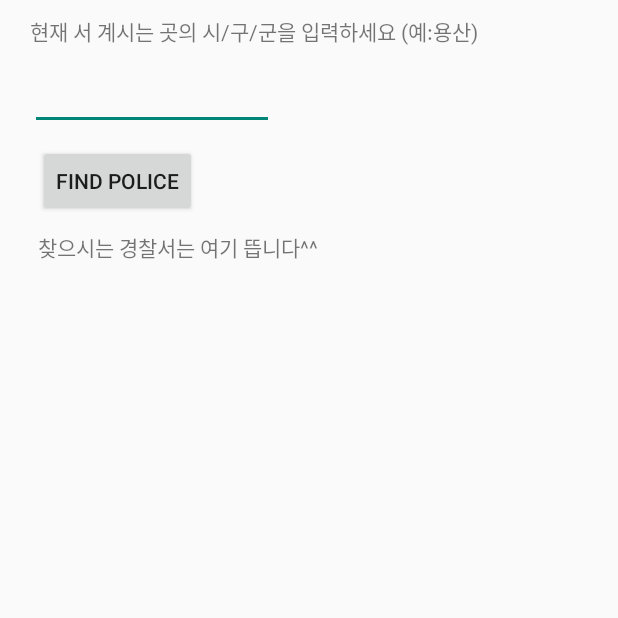
After one commit to sophia1023/SafeReturn, an Android app: the FindPolice screen opened directly, with no data from a screen before it, on a phone screen of 412 x 824 dp, the top half of it. The commit adds this screen. Run offline under Robolectric (Android 15) with nearby library versions, the phone set to English and light mode, and no system bars; 1 statement that could not run was skipped.

Commit message:
parse 이용한 경찰서 찾기 1차 올림

```diff
--- a/app/build.gradle
+++ b/app/build.gradle
@@ -20,6 +20,7 @@ android {
 }
 
 dependencies {
-    compile fileTree(dir: 'libs', include: ['*.jar'])
+    compile fileTree(include: ['*.jar'], dir: 'libs')
     compile 'com.android.support:appcompat-v7:22.1.0'
+    compile files('libs/bolts-tasks-1.3.0.jar')
 }
--- a/app/src/main/AndroidManifest.xml
+++ b/app/src/main/AndroidManifest.xml
@@ -1,6 +1,7 @@
 <?xml version="1.0" encoding="utf-8"?>
 <manifest xmlns:android="http://schemas.android.com/apk/res/android"
     package="com.jh.safereturn" >
+    <uses-permission android:name="android.permission.INTERNET" />
 
     <application
         android:allowBackup="true"
@@ -16,6 +17,10 @@
                 <category android:name="android.intent.category.LAUNCHER" />
             </intent-filter>
         </activity>
+        <activity
+            android:name=".FindPolice"
+            android:label="@string/app_name" >
+        </activity>
     </application>
 
 </manifest>
--- /dev/null
+++ b/app/src/main/java/com/jh/safereturn/FindPolice.java
@@ -0,0 +1,104 @@
+package com.jh.safereturn;
+
+import android.app.Activity;
+import android.os.Bundle;
+import android.view.View;
+import android.widget.Button;
+import android.widget.EditText;
+import android.widget.TextView;
+
+import com.parse.Parse;
+import com.parse.ParseException;
+import com.parse.ParseObject;
+import com.parse.ParseQuery;
+
+import java.util.ArrayList;
+
+/**
+ * Created by HUNNY on 2015-11-30.
+ */
+public class FindPolice extends Activity{
+    EditText EditText2;
+    Button findButton;
+    TextView TextView2;
+
+    @Override
+    protected void onCreate(Bundle savedInstanceState) {
+        super.onCreate(savedInstanceState);
+        setContentView(R.layout.activity_findpolice);
+        Parse.initialize(this, "GMPoXbwsPM7sNnBQYUUFYnkMkC4LiMxzOYaHcXgh", "1UfwfA5whNUf85Jwl1xbYgEjtRFCEixmKmjZOs44");
+        ParseObject testObject = new ParseObject("PoliceDB");
+
+        EditText2 = (EditText) findViewById(R.id.slocal);
+        findButton = (Button) findViewById(R.id.find);
+        TextView2 = (TextView) findViewById(R.id.mdata);
+
+        findButton.setOnClickListener(new View.OnClickListener() {
+
+            public String slocal;
+
+            @Override
+            public void onClick(View view) {
+
+                slocal = EditText2.getText().toString();
+
+                try {
+                    ArrayList<ParseObject> datas = new ArrayList<ParseObject>(); // parse.com에서 읽어온 object들을 저장할 List
+
+                    ParseQuery<ParseObject> query = ParseQuery.getQuery("PoliceDB"); // 서버에 mydatas class 데이터 요청
+
+                    query.whereEqualTo("slocal", slocal); // my_type이 1인 object만 읽어옴. 해당 함수 호출하지 않으면 class의 모든 데이터를 읽어옴.
+
+                    datas.addAll(query.find()); // 읽어온 데이터를 List에 저장
+
+                    // 읽어온 데이터를 화면에 보여주기 위한 처리
+
+                    StringBuffer str = new StringBuffer();
+
+                    for (ParseObject object : datas) {
+
+                        str.append(" ★ ");
+                        str.append("ObjectId: ");
+                        str.append(object.getObjectId());
+                        str.append(" => ");
+
+                        str.append("구분: ");
+                        str.append(object.get("type"));
+                        str.append(" // ");
+
+                        str.append("지역: ");
+                        str.append(object.get("local"));
+                        str.append(" // ");
+
+                        str.append("시/구/군: ");
+                        str.append(object.get("slocal"));
+                        str.append(" // ");
+
+                        str.append("도로명: ");
+                        str.append(object.get("road"));
+                        str.append(" // ");
+
+                        str.append("경찰서 이름: ");
+                        str.append(object.get("pname"));
+                        str.append(" // ");
+
+                        str.append("전화번호: ");
+                        str.append(object.get("phonenumber"));
+                        str.append("\n\n");
+                    }
+
+                    TextView2.setText(str.toString()); // TextView에 데이터를 넣어준다.
+
+                    datas.clear();
+
+                } catch (ParseException e) {
+
+                    e.printStackTrace();
+
+                }
+
+            }
+        });
+
+    }
+}
--- /dev/null
+++ b/app/src/main/res/layout/activity_findpolice.xml
@@ -0,0 +1,57 @@
+<?xml version="1.0" encoding="utf-8"?>
+<LinearLayout xmlns:android="http://schemas.android.com/apk/res/android"
+    android:orientation="vertical" android:layout_width="match_parent"
+    android:layout_height="match_parent">
+
+    <!--
+    <TextView
+        android:layout_width="wrap_content"
+        android:layout_height="wrap_content"
+        android:text="구분 :"
+        android:id="@+id/text1"
+        android:layout_margin="20dp"/>
+
+    <EditText
+        android:layout_width="wrap_content"
+        android:layout_height="wrap_content"
+        android:id="@+id/sort"
+        android:layout_marginRight="229dp"
+        android:layout_toEndOf="@+id/text1" />
+-->
+    <TextView
+        android:layout_width="wrap_content"
+        android:layout_height="wrap_content"
+        android:text="현재 서 계시는 곳의 시/구/군을 입력하세요 (예:용산)"
+        android:id="@+id/text2"
+        android:layout_marginTop="10dp"
+        android:layout_marginLeft="20dp"/>
+
+    <EditText
+        android:layout_width="fill_parent"
+        android:layout_height="wrap_content"
+        android:id="@+id/slocal"
+        android:layout_marginTop="10dp"
+        android:layout_marginLeft="20dp"
+        android:layout_marginRight="229dp"
+        android:layout_toEndOf="@+id/text2" />
+
+    <Button
+        android:layout_width="wrap_content"
+        android:layout_height="wrap_content"
+        android:text="Find Police"
+        android:id="@+id/find"
+        android:layout_centerHorizontal="true"
+        android:layout_marginTop="10dp"
+        android:layout_marginLeft="25dp"
+        android:layout_below="@+id/tell"/>
+
+    <TextView
+        android:layout_width="wrap_content"
+        android:layout_height="wrap_content"
+        android:text="찾으시는 경찰서는 여기 뜹니다^^"
+        android:id="@+id/mdata"
+        android:layout_marginTop="10dp"
+        android:layout_marginLeft="25dp"
+        android:inputType="textMultiLine"/>
+
+</LinearLayout>
```
Also changed, not shown: app/src/main/java/com/jh/safereturn/MainActivity.java (+15 -1 lines), app/src/main/res/layout/activity_main.xml (+7 -0 lines), app/libs/Parse-1.11.0.jar (added), app/libs/bolts-tasks-1.3.0.jar (added), app/src/main/res/drawable/ringbell.png (added), 1 other file.
